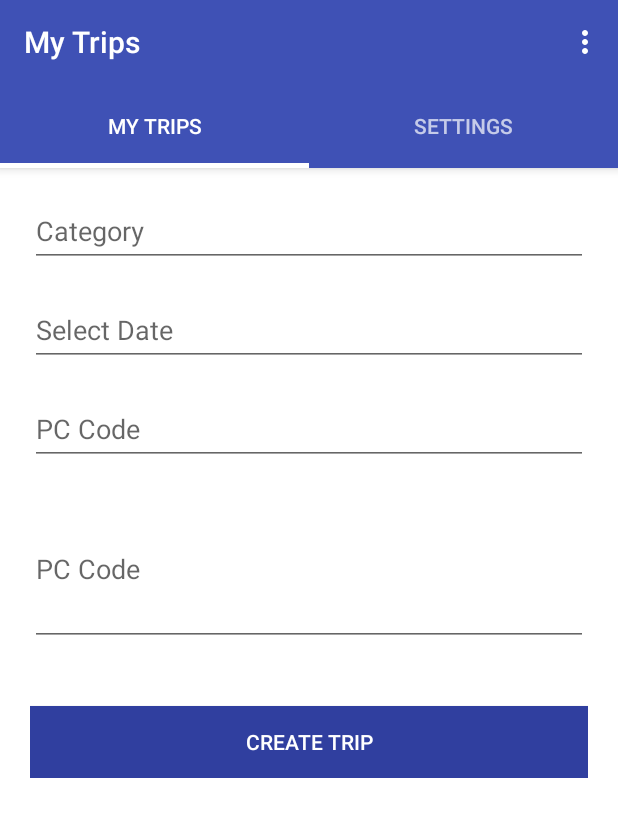
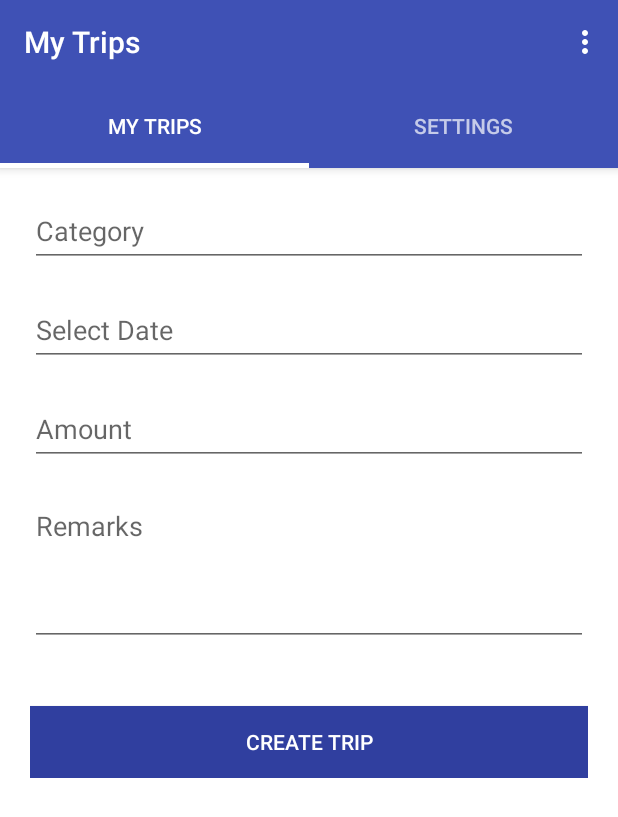
Before and after one commit to TShivaSantosh/MyExpenses, an Android app: the screen it shows after launch (MainActivity), after a tap on "NEXT", on a phone screen of 412 x 824 dp. Shown: the top 817 px of the screen. Run offline under Robolectric (Android 15) with nearby library versions, the phone set to English and light mode, and no system bars; our stand-ins replace ButterKnife.

Commit message:
no message

```diff
--- a/app/src/main/java/testandroid/dbs/com/expenses/AddExpense.java
+++ b/app/src/main/java/testandroid/dbs/com/expenses/AddExpense.java
@@ -1,11 +1,20 @@
 package testandroid.dbs.com.expenses;
 
 
+import android.app.DatePickerDialog;
 import android.os.Bundle;
 import android.support.v4.app.Fragment;
 import android.view.LayoutInflater;
 import android.view.View;
 import android.view.ViewGroup;
+import android.widget.DatePicker;
+import android.widget.EditText;
+
+import java.text.SimpleDateFormat;
+import java.util.Calendar;
+
+import butterknife.BindView;
+import butterknife.ButterKnife;
 
 
 /**
@@ -14,6 +23,16 @@ import android.view.ViewGroup;
 public class AddExpense extends BaseFragment {
 
     public static final String ADD_TRIP_FRAGMENT = "AddTripFragment";
+
+    @BindView(R.id.tv_category) EditText tv_trip_category;
+    @BindView(R.id.tv_expense_date) EditText tv_expense_date;
+    @BindView(R.id.tv_expense_amount) EditText tv_expense_amount;
+
+
+    Calendar myCalendar = Calendar.getInstance();
+    String dateFormat = "dd/MM/yyyy";
+    DatePickerDialog.OnDateSetListener date;
+    SimpleDateFormat sdf = new SimpleDateFormat(dateFormat);
 
     public static AddExpense newInstance() {
         AddExpense fragment = new AddExpense();
@@ -31,8 +50,39 @@ public class AddExpense extends BaseFragment {
     @Override
     public View onCreateView(LayoutInflater inflater, ViewGroup container,
                              Bundle savedInstanceState) {
-        // Inflate the layout for this fragment
-        return inflater.inflate(R.layout.fragment_add_expense, container, false);
+        view =  inflater.inflate(R.layout.fragment_add_expense, container, false);
+        ButterKnife.bind(this, view);
+        tv_expense_date.setOnClickListener(new View.OnClickListener() {
+            @Override
+            public void onClick(View v) {
+                new DatePickerDialog(getActivity(), new DatePickerDialog.OnDateSetListener() {
+                    @Override
+                    public void onDateSet(DatePicker view, int year, int month, int dayOfMonth) {
+                        myCalendar.set(Calendar.YEAR, year);
+                        myCalendar.set(Calendar.MONTH, month);
+                        myCalendar.set(Calendar.DAY_OF_MONTH, dayOfMonth);
+                        tv_expense_date.setText(sdf.format(myCalendar.getTime()));
+                    }
+                }, myCalendar
+                        .get(Calendar.YEAR), myCalendar.get(Calendar.MONTH),
+                        myCalendar.get(Calendar.DAY_OF_MONTH)).show();
+            }
+        });
+
+
+        tv_trip_category.setOnClickListener(new View.OnClickListener() {
+            @Override
+            public void onClick(View v) {
+                int titleId = R.string.app_name;
+                int listId = R.array.expense_category;
+                int editTextId = R.id.tv_category;
+                SpinnerFragment spinnerFragment = SpinnerFragment.newInstance(titleId, listId, editTextId);
+                spinnerFragment.show(getFragmentManager(), "customSpinner");
+
+            }
+        });
+
+        return view;
     }
 
 }
--- a/app/src/main/res/layout/fragment_add_expense.xml
+++ b/app/src/main/res/layout/fragment_add_expense.xml
@@ -42,7 +42,7 @@
             android:layout_weight="1">
 
             <EditText
-                android:id="@+id/tv_trip_start_date"
+                android:id="@+id/tv_expense_date"
                 android:layout_width="match_parent"
                 android:layout_height="wrap_content"
                 android:ems="10"
@@ -60,11 +60,11 @@
             android:layout_marginTop="10dp">
 
             <EditText
-                android:id="@+id/add_trip_pc_code"
+                android:id="@+id/tv_expense_amount"
                 android:layout_width="match_parent"
                 android:layout_height="wrap_content"
                 android:ems="10"
-                android:hint="@string/trip_enter_pc_code" />
+                android:hint="@string/amount" />
         </android.support.design.widget.TextInputLayout>
 
         <android.support.design.widget.TextInputLayout
@@ -79,7 +79,7 @@
                 android:layout_width="match_parent"
                 android:layout_height="100dp"
                 android:ems="10"
-                android:hint="@string/trip_enter_pc_code" android:inputType="textMultiLine"/>
+                android:hint="@string/remarks" android:inputType="textMultiLine" android:gravity="top"/>
         </android.support.design.widget.TextInputLayout>
 
 
--- a/app/src/main/res/values/strings.xml
+++ b/app/src/main/res/values/strings.xml
@@ -16,6 +16,8 @@
     <string name="trip_forex_advance">Forex advance</string>
     <string name="create_trip">Create Trip</string>
     <string name="expense_category">Category</string>
+    <string name="amount">Amount</string>
+    <string name="remarks">Remarks</string>
 
 
     <array name="currencies">
@@ -26,5 +28,16 @@
         <item>HKD</item>
     </array>
 
+    <array name="expense_category">
+        <item>Taxi Fare</item>
+        <item>Airport Taxi</item>
+        <item>Hotel Lodging - Rate</item>
+        <item>Hotel Lodging - Taxes</item>
+        <item>Telephone</item>
+        <item>Meal Exp</item>
+        <item>Laundry</item>
+        <item>Others</item>
+    </array>
+
 
 </resources>
```
Also changed, not shown: app/src/main/java/testandroid/dbs/com/expenses/AddTripFragment.java (+0 -12 lines).
